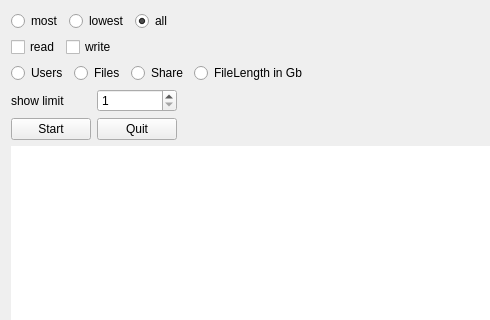
First picture: the form in src/monitor-qt/dbcustomformular.ui, repository hhetter/smbtatools, before the edit; both pictures show x 0 to 490 and y 0 to 320 of the 1126 by 667 pixel window.
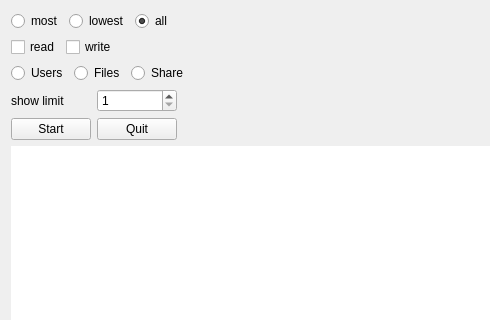
Second picture: the form after the edit.

Patch:
```diff
--- a/src/monitor-qt/dbcustomformular.ui
+++ b/src/monitor-qt/dbcustomformular.ui
@@ -177,16 +177,6 @@
        </attribute>
       </widget>
      </item>
-     <item>
-      <widget class="QRadioButton" name="cBFilelength">
-       <property name="text">
-        <string>FileLength in Gb</string>
-       </property>
-       <attribute name="buttonGroup">
-        <string notr="true">buttonGroup_2</string>
-       </attribute>
-      </widget>
-     </item>
      <item>
       <spacer name="horizontalSpacer_4">
        <property name="orientation">
```
Left out of the diff: 2 changed lines with no effect on the pictures.
